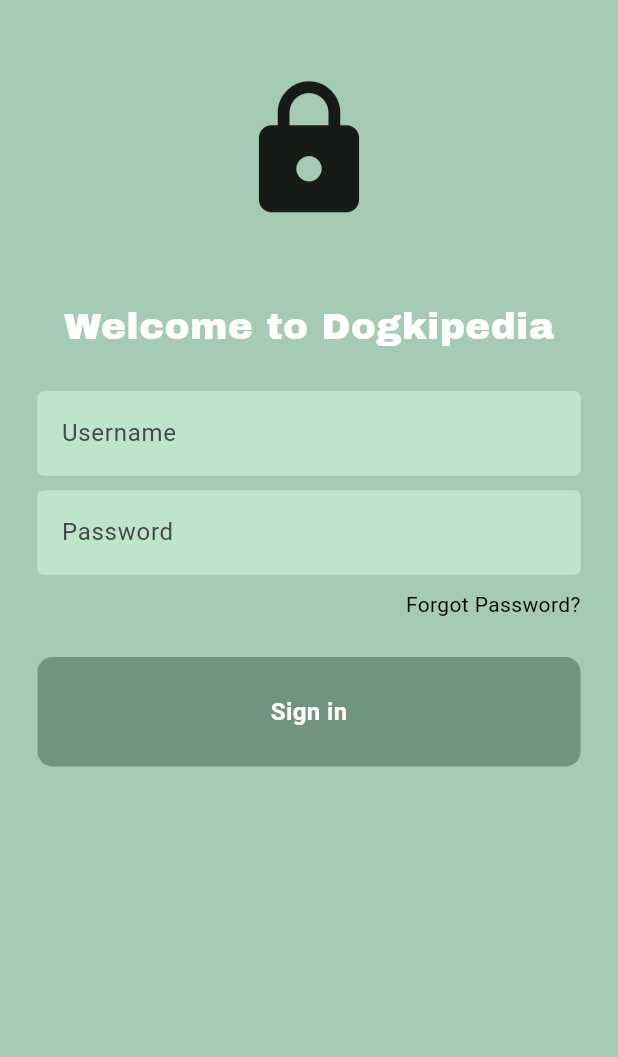
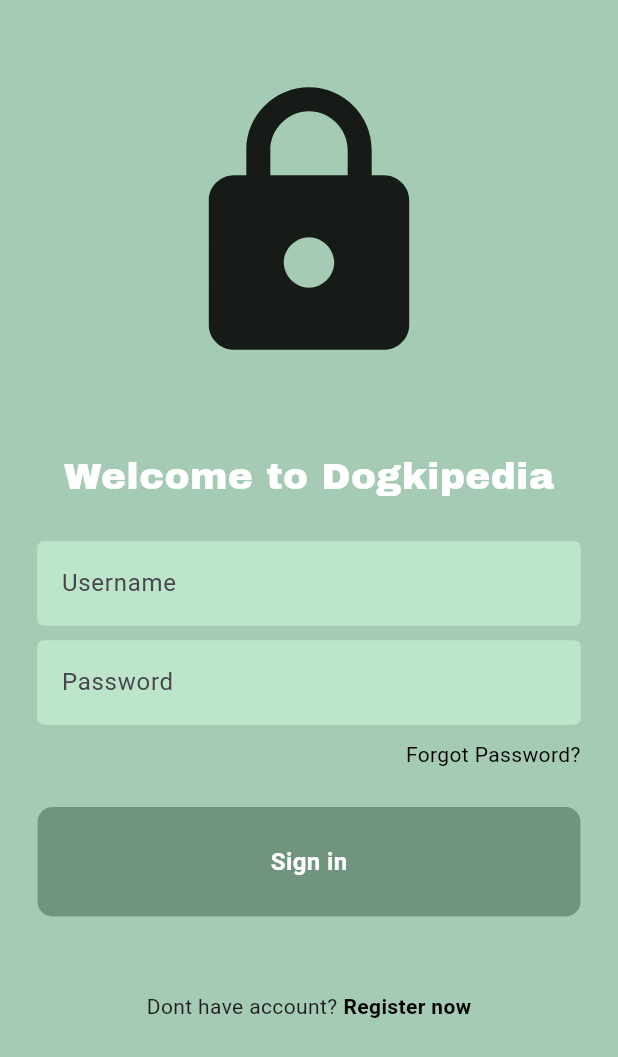
Before and after one commit to Jibek1906/Wekipedia, a Flutter app: the screen it shows after launch, on a phone screen of 412 x 824 dp. Shown: the top 1057 px of the screen. Run offline on Flutter 3.47's test engine with Material 3 defaults, Android fonts, the phone set to English and light mode, and no system bars; our stand-ins replace google_fonts.

Commit message:
Finish interface of Login Page

```diff
--- a/Dogkipedia/lib/pages/login_page.dart
+++ b/Dogkipedia/lib/pages/login_page.dart
@@ -5,6 +5,7 @@ import 'package:dogkipedia/components/sign_in.dart';
 
 class LoginPage extends StatelessWidget {
   const LoginPage({Key? key});
+
   // text editing controller
   static final usernameController = TextEditingController();
   static final passwordController = TextEditingController();
@@ -25,7 +26,7 @@ class LoginPage extends StatelessWidget {
               // logo
               Icon(
                 Icons.lock,
-                size: 100,
+                size: 200,
               ),
 
               const SizedBox(height: 50),
@@ -83,6 +84,19 @@ class LoginPage extends StatelessWidget {
               const SizedBox(height: 50),
 
               // register now
+              Row(
+                mainAxisAlignment: MainAxisAlignment.center,
+                children: [
+                  Text('Dont have account?'),
+                  const SizedBox(width: 4),
+                  Text(
+                      'Register now',
+                      style: TextStyle(
+                        color: Colors.black, fontWeight: FontWeight.bold
+                      ),
+                  ),
+                ],
+              )
             ],
           ),
         ),
```
